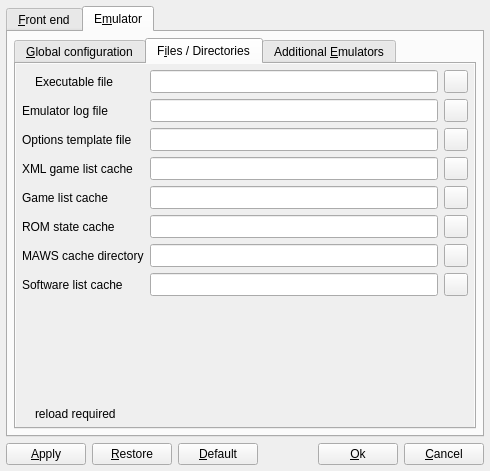
The window that options.ui (qmc2/qmc2-mame-fe) describes before a commit, drawn with Qt 5.
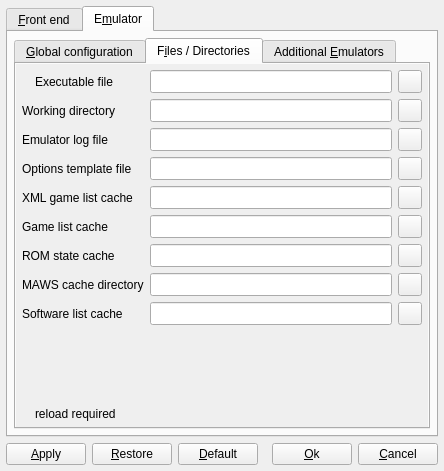
The same window after the commit. The open tabs and pages were chosen to show the change. Icons and pictures are not drawn.

Commit message: new: you can now specify the working directory that's used when the emulator is executed in play or demo mode (optional, but recommended)

Patch:
```diff
--- a/options.ui
+++ b/options.ui
@@ -7,7 +7,7 @@
    <rect>
     <x>0</x>
     <y>0</y>
-    <width>490</width>
+    <width>444</width>
     <height>471</height>
    </rect>
   </property>
@@ -3392,8 +3392,8 @@
                <rect>
                 <x>0</x>
                 <y>0</y>
-                <width>655</width>
-                <height>704</height>
+                <width>412</width>
+                <height>364</height>
                </rect>
               </property>
               <layout class="QGridLayout" name="gridLayout_8">
@@ -3459,14 +3459,14 @@
                    </property>
                   </widget>
                  </item>
-                 <item row="1" column="0">
+                 <item row="2" column="0">
                   <widget class="QLabel" name="labelEmulatorLogFile">
                    <property name="text">
                     <string>Emulator log file</string>
                    </property>
                   </widget>
                  </item>
-                 <item row="1" column="1">
+                 <item row="2" column="1">
                   <widget class="QLineEdit" name="lineEditEmulatorLogFile">
                    <property name="sizePolicy">
                     <sizepolicy hsizetype="Expanding" vsizetype="Minimum">
@@ -3479,7 +3479,7 @@
                    </property>
                   </widget>
                  </item>
-                 <item row="1" column="2">
+                 <item row="2" column="2">
                   <widget class="QToolButton" name="toolButtonBrowseEmulatorLogFile">
                    <property name="sizePolicy">
                     <sizepolicy hsizetype="Fixed" vsizetype="Minimum">
@@ -3496,14 +3496,14 @@
                    </property>
                   </widget>
                  </item>
-                 <item row="2" column="0">
+                 <item row="3" column="0">
                   <widget class="QLabel" name="labelOptionsTemplateFile">
                    <property name="text">
                     <string>Options template file</string>
                    </property>
                   </widget>
                  </item>
-                 <item row="2" column="1">
+                 <item row="3" column="1">
                   <widget class="QLineEdit" name="lineEditOptionsTemplateFile">
                    <property name="sizePolicy">
                     <sizepolicy hsizetype="Expanding" vsizetype="Minimum">
@@ -3516,7 +3516,7 @@
                    </property>
                   </widget>
                  </item>
-                 <item row="2" column="2">
+                 <item row="3" column="2">
                   <widget class="QToolButton" name="toolButtonBrowseOptionsTemplateFile">
                    <property name="sizePolicy">
                     <sizepolicy hsizetype="Fixed" vsizetype="Minimum">
@@ -3533,14 +3533,14 @@
                    </property>
                   </widget>
                  </item>
-                 <item row="3" column="0">
+                 <item row="4" column="0">
                   <widget class="QLabel" name="labelListXMLCache">
                    <property name="text">
                     <string>XML game list cache</string>
                    </property>
                   </widget>
                  </item>
-                 <item row="3" column="1">
+                 <item row="4" column="1">
                   <widget class="QLineEdit" name="lineEditListXMLCache">
                    <property name="sizePolicy">
                     <sizepolicy hsizetype="Expanding" vsizetype="Minimum">
@@ -3553,7 +3553,7 @@
                    </property>
                   </widget>
                  </item>
-                 <item row="3" column="2">
+                 <item row="4" column="2">
                   <widget class="QToolButton" name="toolButtonBrowseListXMLCache">
                    <property name="sizePolicy">
                     <sizepolicy hsizetype="Fixed" vsizetype="Minimum">
@@ -3570,14 +3570,14 @@
                    </property>
                   </widget>
                  </item>
-                 <item row="4" column="0">
+                 <item row="5" column="0">
                   <widget class="QLabel" name="labelGamelistCacheFile">
                    <property name="text">
                     <string>Game list cache</string>
                    </property>
                   </widget>
                  </item>
-                 <item row="4" column="1">
+                 <item row="5" column="1">
                   <widget class="QLineEdit" name="lineEditGamelistCacheFile">
                    <property name="sizePolicy">
                     <sizepolicy hsizetype="Expanding" vsizetype="Minimum">
@@ -3590,7 +3590,7 @@
                    </property>
                   </widget>
                  </item>
-                 <item row="4" column="2">
+                 <item row="5" column="2">
                   <widget class="QToolButton" name="toolButtonBrowseGamelistCacheFile">
                    <property name="sizePolicy">
                     <sizepolicy hsizetype="Fixed" vsizetype="Minimum">
@@ -3607,14 +3607,14 @@
                    </property>
                   </widget>
                  </item>
-                 <item row="5" column="0">
+                 <item row="6" column="0">
                   <widget class="QLabel" name="labelROMStateCacheFile">
                    <property name="text">
                     <string>ROM state cache</string>
                    </property>
                   </widget>
                  </item>
-                 <item row="5" column="1">
+                 <item row="6" column="1">
                   <widget class="QLineEdit" name="lineEditROMStateCacheFile">
                    <property name="sizePolicy">
                     <sizepolicy hsizetype="Expanding" vsizetype="Minimum">
@@ -3627,7 +3627,7 @@
                    </property>
                   </widget>
                  </item>
-                 <item row="5" column="2">
+                 <item row="6" column="2">
                   <widget class="QToolButton" name="toolButtonBrowseROMStateCacheFile">
                    <property name="sizePolicy">
                     <sizepolicy hsizetype="Fixed" vsizetype="Minimum">
@@ -3644,7 +3644,7 @@
                    </property>
                   </widget>
                  </item>
-                 <item row="8" column="0" colspan="3">
+                 <item row="9" column="0" colspan="3">
                   <spacer name="spacer11">
                    <property name="orientation">
                     <enum>Qt::Vertical</enum>
@@ -3657,7 +3657,7 @@
                    </property>
                   </spacer>
                  </item>
-                 <item row="9" column="0" colspan="3">
+                 <item row="10" column="0" colspan="3">
                   <layout class="QHBoxLayout" name="layout17">
                    <item>
                     <widget class="QLabel" name="labelLegend4Pic">
@@ -3693,14 +3693,14 @@
                    </item>
                   </layout>
                  </item>
-                 <item row="6" column="0">
+                 <item row="7" column="0">
                   <widget class="QLabel" name="labelMAWSCacheDirectory">
                    <property name="text">
                     <string>MAWS cache directory</string>
                    </property>
                   </widget>
                  </item>
-                 <item row="6" column="1">
+                 <item row="7" column="1">
                   <widget class="QLineEdit" name="lineEditMAWSCacheDirectory">
                    <property name="sizePolicy">
                     <sizepolicy hsizetype="Expanding" vsizetype="Minimum">
@@ -3713,7 +3713,7 @@
                    </property>
                   </widget>
                  </item>
-                 <item row="6" column="2">
+                 <item row="7" column="2">
                   <widget class="QToolButton" name="toolButtonBrowseMAWSCacheDirectory">
                    <property name="sizePolicy">
                     <sizepolicy hsizetype="Fixed" vsizetype="Minimum">
@@ -3733,14 +3733,14 @@
                    </property>
                   </widget>
                  </item>
-                 <item row="7" column="0">
+                 <item row="8" column="0">
                   <widget class="QLabel" name="labelSoftwareListCache">
                    <property name="text">
                     <string>Software list cache</string>
                    </property>
                   </widget>
                  </item>
-                 <item row="7" column="1">
+                 <item row="8" column="1">
                   <widget class="QLineEdit" name="lineEditSoftwareListCache">
                    <property name="sizePolicy">
                     <sizepolicy hsizetype="Expanding" vsizetype="Minimum">
@@ -3753,7 +3753,7 @@
                    </property>
                   </widget>
                  </item>
-                 <item row="7" column="2">
+                 <item row="8" column="2">
                   <widget class="QToolButton" name="toolButtonBrowseSoftwareListCache">
                    <property name="sizePolicy">
                     <sizepolicy hsizetype="Fixed" vsizetype="Minimum">
@@ -3770,6 +3770,43 @@
                    </property>
                   </widget>
                  </item>
+                 <item row="1" column="0">
+                  <widget class="QLabel" name="labelWorkingDirectory">
+                   <property name="text">
+                    <string>Working directory</string>
+                   </property>
+                  </widget>
+                 </item>
+                 <item row="1" column="1">
+                  <widget class="QLineEdit" name="lineEditWorkingDirectory">
+                   <property name="sizePolicy">
+                    <sizepolicy hsizetype="Expanding" vsizetype="Minimum">
+                     <horstretch>0</horstretch>
+                     <verstretch>0</verstretch>
+                    </sizepolicy>
+                   </property>
+                   <property name="toolTip">
+                    <string>Working directory that's used when the emulator is executed (if empty, QMC2's current working directory is used)</string>
+                   </property>
+                  </widget>
+                 </item>
+                 <item row="1" column="2">
+                  <widget class="QToolButton" name="toolButtonBrowseWorkingDirectory">
+                   <property name="sizePolicy">
+                    <sizepolicy hsizetype="Fixed" vsizetype="Minimum">
+                     <horstretch>0</horstretch>
+                     <verstretch>0</verstretch>
+                    </sizepolicy>
+                   </property>
+                   <property name="toolTip">
+                    <string>Browse working directory</string>
+                   </property>
+                   <property name="icon">
+                    <iconset resource="qmc2.qrc">
+                     <normaloff>:/data/img/fileopen.png</normaloff>:/data/img/fileopen.png</iconset>
+                   </property>
+                  </widget>
+                 </item>
                 </layout>
                </item>
               </layout>
```
Left out of the diff: 10 changed lines with no effect on the pictures. The commit also changes 16 other files.
